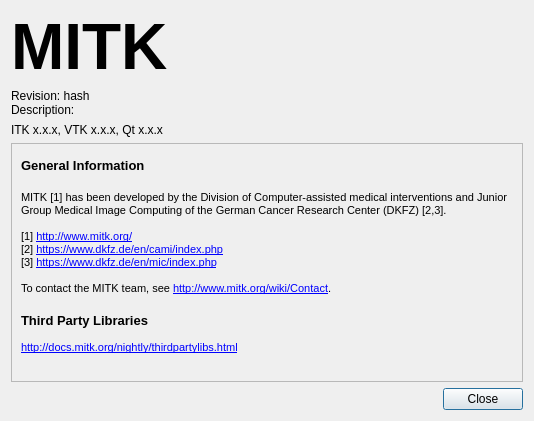
Above: Modules/QtWidgetsExt/src/QmitkAboutDialogGUI.ui from MITK/MITK before the change. Below: the same form after it.
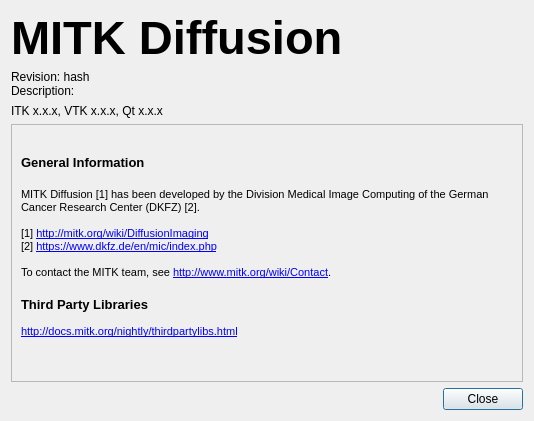
That is the form after the change. Icons and pictures are not drawn.

What changed in the file:
```diff
--- a/Modules/QtWidgetsExt/src/QmitkAboutDialogGUI.ui
+++ b/Modules/QtWidgetsExt/src/QmitkAboutDialogGUI.ui
@@ -32,13 +32,13 @@
          <property name="font">
           <font>
            <family>MS Sans Serif</family>
-           <pointsize>48</pointsize>
+           <pointsize>35</pointsize>
            <weight>75</weight>
            <bold>true</bold>
           </font>
          </property>
          <property name="text">
-          <string>MITK</string>
+          <string>MITK Diffusion</string>
          </property>
          <property name="alignment">
           <set>Qt::AlignBottom|Qt::AlignLeading|Qt::AlignLeft</set>
@@ -122,8 +122,8 @@
        <rect>
         <x>0</x>
         <y>0</y>
-        <width>520</width>
-        <height>287</height>
+        <width>514</width>
+        <height>240</height>
        </rect>
       </property>
       <layout class="QGridLayout" name="gridLayout">
@@ -133,21 +133,20 @@
           <string>&lt;!DOCTYPE HTML PUBLIC &quot;-//W3C//DTD HTML 4.0//EN&quot; &quot;http://www.w3.org/TR/REC-html40/strict.dtd&quot;&gt;
 &lt;html&gt;&lt;head&gt;&lt;meta name=&quot;qrichtext&quot; content=&quot;1&quot; /&gt;&lt;style type=&quot;text/css&quot;&gt;
 p, li { white-space: pre-wrap; }
-&lt;/style&gt;&lt;/head&gt;&lt;body style=&quot; font-family:'MS Shell Dlg 2'; font-size:8pt; font-weight:400; font-style:normal;&quot;&gt;
-&lt;p style=&quot; margin-top:0px; margin-bottom:0px; margin-left:0px; margin-right:0px; -qt-block-indent:0; text-indent:0px;&quot;&gt;&lt;span style=&quot; font-family:'Ubuntu'; font-size:10pt; font-weight:600;&quot;&gt;General Information&lt;/span&gt;&lt;/p&gt;
-&lt;p style=&quot;-qt-paragraph-type:empty; margin-top:0px; margin-bottom:0px; margin-left:0px; margin-right:0px; -qt-block-indent:0; text-indent:0px; font-family:'Ubuntu'; font-size:11pt;&quot;&gt;&lt;br /&gt;&lt;/p&gt;
-&lt;p style=&quot; margin-top:0px; margin-bottom:0px; margin-left:0px; margin-right:0px; -qt-block-indent:0; text-indent:0px;&quot;&gt;MITK [1] has been developed by the Division of Computer-assisted medical interventions and Junior Group Medical Image Computing of the German Cancer Research Center (DKFZ) [2,3].&lt;/p&gt;
+&lt;/style&gt;&lt;/head&gt;&lt;body style=&quot; font-family:'Ubuntu'; font-size:11pt; font-weight:400; font-style:normal;&quot;&gt;
+&lt;p style=&quot; margin-top:0px; margin-bottom:0px; margin-left:0px; margin-right:0px; -qt-block-indent:0; text-indent:0px;&quot;&gt;&lt;span style=&quot; font-size:10pt; font-weight:600;&quot;&gt;General Information&lt;/span&gt;&lt;/p&gt;
 &lt;p style=&quot;-qt-paragraph-type:empty; margin-top:0px; margin-bottom:0px; margin-left:0px; margin-right:0px; -qt-block-indent:0; text-indent:0px;&quot;&gt;&lt;br /&gt;&lt;/p&gt;
-&lt;p style=&quot; margin-top:0px; margin-bottom:0px; margin-left:0px; margin-right:0px; -qt-block-indent:0; text-indent:0px;&quot;&gt;[1] &lt;a href=&quot;http://www.mitk.org/&quot;&gt;&lt;span style=&quot; text-decoration: underline; color:#0000ff;&quot;&gt;http://www.mitk.org/&lt;/span&gt;&lt;/a&gt;&lt;/p&gt;
-&lt;p style=&quot; margin-top:0px; margin-bottom:0px; margin-left:0px; margin-right:0px; -qt-block-indent:0; text-indent:0px;&quot;&gt;[2] &lt;a href=&quot;https://www.dkfz.de/en/cami/index.php&quot;&gt;&lt;span style=&quot; text-decoration: underline; color:#0000ff;&quot;&gt;https://www.dkfz.de/en/cami/index.php&lt;/span&gt;&lt;/a&gt;&lt;/p&gt;
-&lt;p style=&quot; margin-top:0px; margin-bottom:0px; margin-left:0px; margin-right:0px; -qt-block-indent:0; text-indent:0px;&quot;&gt;[3] &lt;a href=&quot;https://www.dkfz.de/en/mic/index.php&quot;&gt;&lt;span style=&quot; text-decoration: underline; color:#0000ff;&quot;&gt;https://www.dkfz.de/en/mic/index.php&lt;/span&gt;&lt;/a&gt;&lt;/p&gt;
+&lt;p style=&quot; margin-top:0px; margin-bottom:0px; margin-left:0px; margin-right:0px; -qt-block-indent:0; text-indent:0px;&quot;&gt;&lt;span style=&quot; font-family:'MS Shell Dlg 2'; font-size:8pt;&quot;&gt;MITK Diffusion [1] has been developed by the Division Medical Image Computing of the German Cancer Research Center (DKFZ) [2].&lt;/span&gt;&lt;/p&gt;
+&lt;p style=&quot;-qt-paragraph-type:empty; margin-top:0px; margin-bottom:0px; margin-left:0px; margin-right:0px; -qt-block-indent:0; text-indent:0px; font-family:'MS Shell Dlg 2'; font-size:8pt;&quot;&gt;&lt;br /&gt;&lt;/p&gt;
+&lt;p style=&quot; margin-top:0px; margin-bottom:0px; margin-left:0px; margin-right:0px; -qt-block-indent:0; text-indent:0px;&quot;&gt;&lt;span style=&quot; font-family:'MS Shell Dlg 2'; font-size:8pt;&quot;&gt;[1] &lt;/span&gt;&lt;a href=&quot;http://mitk.org/wiki/DiffusionImaging&quot;&gt;&lt;span style=&quot; font-size:8pt; text-decoration: underline; color:#0000ff;&quot;&gt;http://mitk.org/wiki/DiffusionImaging&lt;/span&gt;&lt;/a&gt;&lt;/p&gt;
+&lt;p style=&quot; margin-top:0px; margin-bottom:0px; margin-left:0px; margin-right:0px; -qt-block-indent:0; text-indent:0px;&quot;&gt;&lt;span style=&quot; font-family:'MS Shell Dlg 2'; font-size:8pt;&quot;&gt;[2] &lt;/span&gt;&lt;a href=&quot;https://www.dkfz.de/en/mic/index.php&quot;&gt;&lt;span style=&quot; font-family:'MS Shell Dlg 2'; font-size:8pt; text-decoration: underline; color:#0000ff;&quot;&gt;https://www.dkfz.de/en/mic/index.php&lt;/span&gt;&lt;/a&gt;&lt;/p&gt;
+&lt;p style=&quot;-qt-paragraph-type:empty; margin-top:0px; margin-bottom:0px; margin-left:0px; margin-right:0px; -qt-block-indent:0; text-indent:0px; font-family:'MS Shell Dlg 2'; font-size:8pt;&quot;&gt;&lt;br /&gt;&lt;/p&gt;
+&lt;p style=&quot; margin-top:0px; margin-bottom:0px; margin-left:0px; margin-right:0px; -qt-block-indent:0; text-indent:0px;&quot;&gt;&lt;span style=&quot; font-family:'MS Shell Dlg 2'; font-size:8pt;&quot;&gt;To contact the MITK team, see &lt;/span&gt;&lt;a href=&quot;http://www.mitk.org/wiki/Contact&quot;&gt;&lt;span style=&quot; font-family:'MS Shell Dlg 2'; font-size:8pt; text-decoration: underline; color:#0000ff;&quot;&gt;http://www.mitk.org/wiki/Contact&lt;/span&gt;&lt;/a&gt;&lt;span style=&quot; font-family:'MS Shell Dlg 2'; font-size:8pt;&quot;&gt;.&lt;/span&gt;&lt;/p&gt;
 &lt;p style=&quot;-qt-paragraph-type:empty; margin-top:0px; margin-bottom:0px; margin-left:0px; margin-right:0px; -qt-block-indent:0; text-indent:0px;&quot;&gt;&lt;br /&gt;&lt;/p&gt;
-&lt;p style=&quot; margin-top:0px; margin-bottom:0px; margin-left:0px; margin-right:0px; -qt-block-indent:0; text-indent:0px;&quot;&gt;To contact the MITK team, see &lt;a href=&quot;http://www.mitk.org/wiki/Contact&quot;&gt;&lt;span style=&quot; text-decoration: underline; color:#0000ff;&quot;&gt;http://www.mitk.org/wiki/Contact&lt;/span&gt;&lt;/a&gt;.&lt;/p&gt;
-&lt;p style=&quot;-qt-paragraph-type:empty; margin-top:0px; margin-bottom:0px; margin-left:0px; margin-right:0px; -qt-block-indent:0; text-indent:0px; font-family:'Ubuntu'; font-size:11pt;&quot;&gt;&lt;br /&gt;&lt;/p&gt;
-&lt;p style=&quot; margin-top:0px; margin-bottom:0px; margin-left:0px; margin-right:0px; -qt-block-indent:0; text-indent:0px;&quot;&gt;&lt;span style=&quot; font-size:10pt; font-weight:600;&quot;&gt;Third Party Libraries&lt;/span&gt;&lt;/p&gt;
-&lt;p style=&quot;-qt-paragraph-type:empty; margin-top:0px; margin-bottom:0px; margin-left:0px; margin-right:0px; -qt-block-indent:0; text-indent:0px;&quot;&gt;&lt;br /&gt;&lt;/p&gt;
-&lt;p style=&quot; margin-top:0px; margin-bottom:0px; margin-left:0px; margin-right:0px; -qt-block-indent:0; text-indent:0px;&quot;&gt;&lt;a href=&quot;http://docs.mitk.org/nightly/thirdpartylibs.html&quot;&gt;&lt;span style=&quot; text-decoration: underline; color:#0000ff;&quot;&gt;http://docs.mitk.org/nightly/thirdpartylibs.html&lt;/span&gt;&lt;/a&gt;&lt;/p&gt;
-&lt;p style=&quot;-qt-paragraph-type:empty; margin-top:0px; margin-bottom:0px; margin-left:0px; margin-right:0px; -qt-block-indent:0; text-indent:0px; text-decoration: underline; color:#0000ff;&quot;&gt;&lt;br /&gt;&lt;/p&gt;&lt;/body&gt;&lt;/html&gt;</string>
+&lt;p style=&quot; margin-top:0px; margin-bottom:0px; margin-left:0px; margin-right:0px; -qt-block-indent:0; text-indent:0px;&quot;&gt;&lt;span style=&quot; font-family:'MS Shell Dlg 2'; font-size:10pt; font-weight:600;&quot;&gt;Third Party Libraries&lt;/span&gt;&lt;/p&gt;
+&lt;p style=&quot;-qt-paragraph-type:empty; margin-top:0px; margin-bottom:0px; margin-left:0px; margin-right:0px; -qt-block-indent:0; text-indent:0px; font-family:'MS Shell Dlg 2'; font-size:8pt;&quot;&gt;&lt;br /&gt;&lt;/p&gt;
+&lt;p style=&quot; margin-top:0px; margin-bottom:0px; margin-left:0px; margin-right:0px; -qt-block-indent:0; text-indent:0px;&quot;&gt;&lt;a href=&quot;http://docs.mitk.org/nightly/thirdpartylibs.html&quot;&gt;&lt;span style=&quot; font-family:'MS Shell Dlg 2'; font-size:8pt; text-decoration: underline; color:#0000ff;&quot;&gt;http://docs.mitk.org/nightly/thirdpartylibs.html&lt;/span&gt;&lt;/a&gt;&lt;/p&gt;
+&lt;p style=&quot;-qt-paragraph-type:empty; margin-top:0px; margin-bottom:0px; margin-left:0px; margin-right:0px; -qt-block-indent:0; text-indent:0px; font-family:'MS Shell Dlg 2'; font-size:8pt; text-decoration: underline; color:#0000ff;&quot;&gt;&lt;br /&gt;&lt;/p&gt;&lt;/body&gt;&lt;/html&gt;</string>
          </property>
          <property name="wordWrap">
           <bool>true</bool>
```
Left out of the diff: 23 changed lines with no effect on the pictures.
